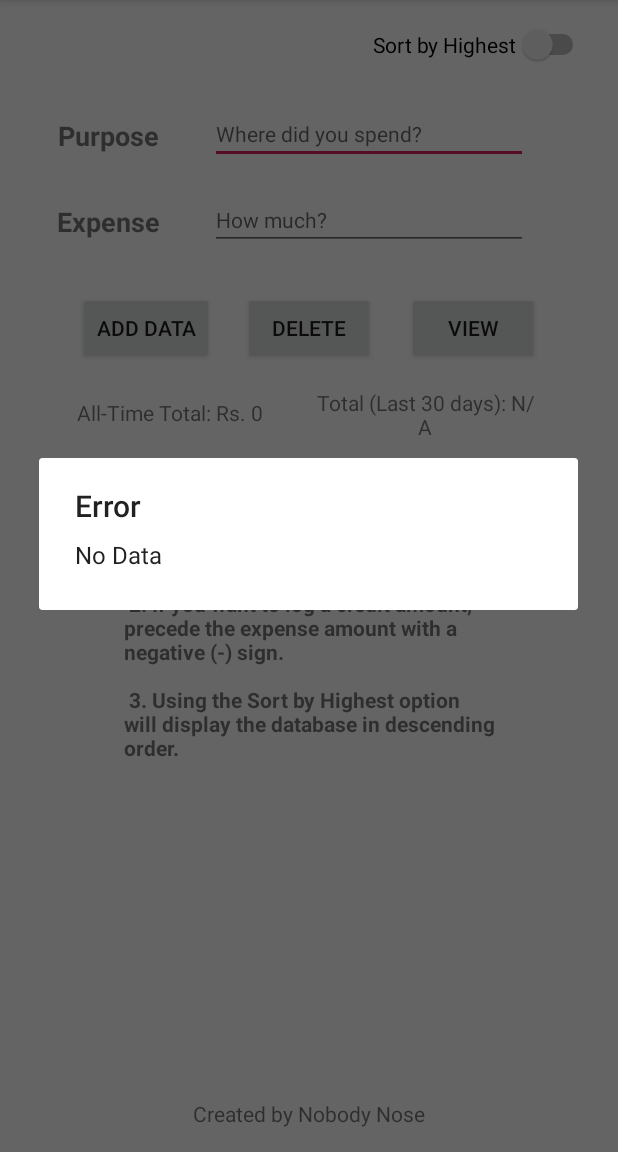
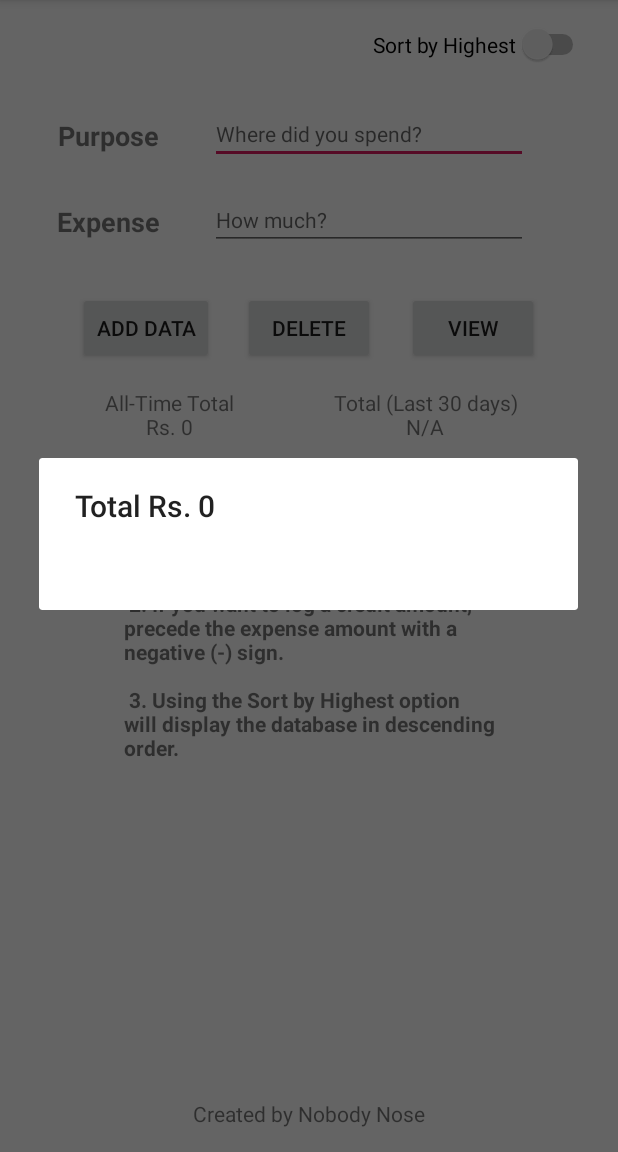
Before and after one commit to nobodyn0se/Android_TrackMyExpenses, an Android app: the screen it shows after launch (MainActivity), after a tap on "VIEW", on a phone screen of 412 x 824 dp, the part 84-1236 px from its top. Run offline under Robolectric (Android 15) with nearby library versions, the phone set to English and light mode, and no system bars; 2 statements that could not run were skipped.

Commit message:
Database instantiation is now secure. All cursors are now closed after queries are executed. OnUpgrade method updated, won't drop tables after app upgrade.

```diff
--- a/app/src/main/java/com/example/trackmyexpense/DBHelper.java
+++ b/app/src/main/java/com/example/trackmyexpense/DBHelper.java
@@ -7,13 +7,20 @@ import android.database.sqlite.SQLiteDatabase;
 import android.database.sqlite.SQLiteOpenHelper;
 
 public class DBHelper extends SQLiteOpenHelper {
-    public static final String DATABASE_NAME = "expense.db";
-    public static final String TABLE_NAME = "exptable";
-    public static final String C_NUMBER = "SerialNumber";
-    public static final String C_PURPOSE= "Purpose";
-    public static final String C_EXPENSE = "Expense";
+    private static DBHelper sInstance;
 
-    public DBHelper(Context context) {
+    private static final String DATABASE_NAME = "expense.db";
+    private static final String TABLE_NAME = "exptable";
+    private static final String C_NUMBER = "SerialNumber";
+    private static final String C_PURPOSE= "Purpose";
+    private static final String C_EXPENSE = "Expense";
+
+    public static synchronized DBHelper getInstance(Context ctx) {
+        if(sInstance == null) sInstance = new DBHelper(ctx.getApplicationContext());
+        return sInstance;
+    }
+
+    private DBHelper(Context context) {
         //creates the DB, passing context, name, null value for factory when the constructor is invoked
         super(context, DATABASE_NAME, null, 1);
     }
@@ -25,14 +32,12 @@ public class DBHelper extends SQLiteOpenHelper {
     }
 
     @Override
-    public void onUpgrade(SQLiteDatabase db, int oldVersion, int newVersion) {
-        db.execSQL("DROP TABLE IF EXISTS " + TABLE_NAME);
-        onCreate(db);
-    }
+    public void onUpgrade(SQLiteDatabase db, int oldVersion, int newVersion) { }
+
 
     public boolean check_update(String purpose) {
-        SQLiteDatabase db = this.getWritableDatabase();
-        String Query = String.format("SELECT * FROM %s WHERE Purpose = '%s'", TABLE_NAME, purpose);
+        SQLiteDatabase db = this.getReadableDatabase();
+        String Query = String.format("SELECT * FROM %s WHERE Purpose = \"%s\"", TABLE_NAME, purpose);
 
             Cursor rs = db.rawQuery(Query, null);
             if (rs.getCount() <= 0) {
@@ -51,7 +56,7 @@ public class DBHelper extends SQLiteOpenHelper {
         rs.moveToFirst();
 
             int exp_update = rs.getInt(0);
-            rs.close();
+            rs.close();         //close cursor
             exp_update += expense;   //add new expenses to update the field and prevent redundancies
             cv.put("Expense", exp_update);
             long r = db.update(TABLE_NAME, cv, "Purpose = ?", new String[]{purpose});
@@ -70,15 +75,26 @@ public class DBHelper extends SQLiteOpenHelper {
     }
 
     public Cursor get() {
-        SQLiteDatabase db = this.getReadableDatabase();
-        Cursor rs = db.rawQuery("SELECT * FROM " + TABLE_NAME, null);
-        return rs;
+        Cursor rs = null;
+        try {
+            SQLiteDatabase db = getReadableDatabase();
+            rs = db.rawQuery("SELECT * FROM " + TABLE_NAME, null);
+            return rs;
+        } finally {
+            if(rs != null) {rs.close();}   //cursor closed (no more leaks)
+        }
     }
 
     public Cursor get_desc() {
-        SQLiteDatabase db = this.getReadableDatabase();
-        Cursor cur = db.rawQuery("SELECT * FROM " + TABLE_NAME + " ORDER BY Expense DESC", null);
-        return cur;
+        Cursor cur = null;
+        try {
+            SQLiteDatabase db = this.getReadableDatabase();
+            cur = db.rawQuery("SELECT * FROM " + TABLE_NAME + " ORDER BY Expense DESC", null);
+            return cur;
+        }
+        finally {
+            if(cur != null) {cur.close();}
+        }
     }
 
     public int sum() {
@@ -100,13 +116,13 @@ public class DBHelper extends SQLiteOpenHelper {
         Cursor s = db.rawQuery(Q, null);
         s.moveToFirst();
 
-        if(s.getInt(0) < 30) { System.out.println(s.getInt(0)); s.close(); return 0; }
+        if(s.getInt(0) < 30) { s.close(); return 0; }
         else {
             Q = String.format("SELECT SUM(%s) as Total FROM (SELECT %s FROM %s ORDER BY %s DESC LIMIT 30) %s ", C_EXPENSE, C_EXPENSE, TABLE_NAME, C_NUMBER, TABLE_NAME);
             s = db.rawQuery(Q, null);
             s.moveToFirst();
             int ret = s.getInt(0);
-            System.out.println(ret);
+            //System.out.println("\n\nLast 30 expense: " + ret);
             s.close();
             return ret;
         }
--- a/app/src/main/java/com/example/trackmyexpense/MainActivity.java
+++ b/app/src/main/java/com/example/trackmyexpense/MainActivity.java
@@ -4,7 +4,6 @@ import androidx.appcompat.app.AppCompatActivity;
 import android.content.DialogInterface;
 import android.database.Cursor;
 import android.os.Bundle;
-import android.os.Handler;
 import android.text.InputType;
 import android.view.View;
 import android.widget.Button;
@@ -14,6 +13,7 @@ import android.widget.TextView;
 import android.widget.Toast;
 
 import java.text.DecimalFormat;
+import java.util.concurrent.Executors;
 
 public class MainActivity extends AppCompatActivity {
 
@@ -23,13 +23,20 @@ public class MainActivity extends AppCompatActivity {
     DBHelper mdb;
     public TextView tot, last30tot;
 
-    Handler handler = new Handler(); //using handler to run last 30 days sum method on another thread, leaving main thread responsive
+    public void disp_total() {
+        int x = mdb.last30sum();
+        int y = mdb.sum();
+        if(x == 0) last30tot.setText(R.string.no_num);
+        else last30tot.setText(getString(R.string.tot30days, x));
+        tot.setText(getString(R.string.main_total, y));
+    }
+
 
     @Override
     protected void onCreate(Bundle savedInstanceState) {
         super.onCreate(savedInstanceState);
         setContentView(R.layout.activity_main);
-        mdb = new DBHelper(this);
+        mdb = DBHelper.getInstance(this);
 
         editPurpose = findViewById(R.id.input_purpose);
         editExpense = findViewById(R.id.input_expense);
@@ -44,21 +51,13 @@ public class MainActivity extends AppCompatActivity {
         last30tot = findViewById(R.id.totview30);
 
         //Creating definition for new thread to set TextView
-        Thread total30 = new Thread() {
+        Thread t1 = new Thread(new Runnable() {
+            @Override
             public void run() {
-                handler.post(new Runnable() {
-                    @Override
-                    public void run() {
-                        int x = mdb.last30sum();
-                        int y = mdb.sum();
-                        if(x == 0) last30tot.setText(R.string.no_num);
-                        else last30tot.setText(getString(R.string.tot30days, x));
-                        tot.setText(getString(R.string.main_total, y));
-                    }
-                });
+                disp_total();
             }
-        };
-        total30.start();
+        });
+        t1.start();
             //New Thread to retrieve Total on run-time and setTextView to display the same
         AddData();
         ViewData();
@@ -66,9 +65,8 @@ public class MainActivity extends AppCompatActivity {
 
     }
 
-
     public void AddData() {
-        new Thread(new Runnable() {
+        Executors.newCachedThreadPool().execute(new Runnable() {
             @Override
             public void run() {
                 add.setOnClickListener(new View.OnClickListener() {
@@ -97,14 +95,16 @@ public class MainActivity extends AppCompatActivity {
                                     Toast.makeText(MainActivity.this, "Data not inserted", Toast.LENGTH_LONG).show();
                             }
                         }
+                        disp_total();
                     }
                 });
+
             }
-        }).start();
+        });
     }
 
     public void ViewData() {
-        new Thread(new Runnable() {
+        Executors.newCachedThreadPool().execute(new Runnable() {
             @Override
             public void run() {
                 view.setOnClickListener(new View.OnClickListener() {
@@ -117,7 +117,7 @@ public class MainActivity extends AppCompatActivity {
                                 showMessage("Error", "No Data");
                                 return;
                             }
-
+                            //StringBuilder builder = new StringBuilder();
                             StringBuffer buffer = new StringBuffer();
                             int f1 = mdb.sum();
                             while (r.moveToNext()) {
@@ -149,21 +149,21 @@ public class MainActivity extends AppCompatActivity {
 
                                 Double per = Double.parseDouble(rs.getString(2))/f1 * 100;  //calculate percentage
                                 DecimalFormat df = new DecimalFormat("#.##");       //round off to 2 decimal places
-                                System.out.println(df.format(per));
                                 buffer.append("Rs: " + rs.getString(2) + " (" + df.format(per) + "%)\n\n");
                             }
 
                             rs.close();     //cursor close
                             showMessage("Total Rs. " + f1, buffer.toString());
                         }
+                        disp_total();
                     }
                 });
             }
-        }).start();
+        });
     }
 
     public void DelData() {
-        new Thread(new Runnable() {
+        Executors.newCachedThreadPool().execute(new Runnable() {
             @Override
             public void run() {
                 del.setOnClickListener(new View.OnClickListener() {
@@ -203,11 +203,10 @@ public class MainActivity extends AppCompatActivity {
                         });
 
                         builder.show();
-
                     }
                 });
             }
-        }).start();
+        });
     }
 
     public void showMessage(String title, String message) {
--- a/app/src/main/res/values/strings.xml
+++ b/app/src/main/res/values/strings.xml
@@ -12,7 +12,7 @@
     <string name="main_msg"><b>1. Entries are case-sensitive. If there exists another purpose with the same name, the corresponding expense value would be updated.\n\n
     2. If you want to log a credit amount, precede the expense amount with a negative (-) sign.\n\n
         3. Using the Sort by Highest option will display the database in descending order.</b></string>
-    <string name="no_num">Total (Last 30 days): N/A</string>
-    <string name="tot30days">Total (Last 30 days): Rs. %1$d</string>
-    <string name="main_total">All-Time Total: Rs. %1$d</string>
+    <string name="no_num">Total (Last 30 days)\nN/A</string>
+    <string name="tot30days">Total (Last 30 entries)\nRs. %1$d</string>
+    <string name="main_total">All-Time Total\nRs. %1$d</string>
 </resources>
```
